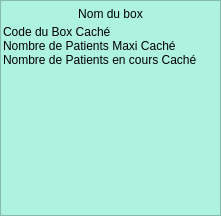
Old version of the form Programmes/synoptux/src/box.ui in the repository leo-naeka/medintux.
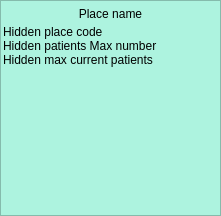
New version of the form.

```diff
--- a/Programmes/synoptux/src/box.ui
+++ b/Programmes/synoptux/src/box.ui
@@ -120,7 +120,7 @@
              <item>
               <widget class="QPushButton" name="pushButton_NomBox">
                <property name="text">
-                <string>Nom du box</string>
+                <string>Place name</string>
                </property>
                <property name="flat">
                 <bool>true</bool>
@@ -132,21 +132,21 @@
            <item>
             <widget class="QLabel" name="label_BoxEnCours">
              <property name="text">
-              <string>Code du Box Caché</string>
+              <string>Hidden place code</string>
              </property>
             </widget>
            </item>
            <item>
             <widget class="QLabel" name="label_Nb_Patients_Maxi">
              <property name="text">
-              <string>Nombre de Patients Maxi Caché</string>
+              <string>Hidden patients Max number</string>
              </property>
             </widget>
            </item>
            <item>
             <widget class="QLabel" name="label_Nb_Patients_dans_Box">
              <property name="text">
-              <string>Nombre de Patients en cours Caché</string>
+              <string>Hidden max current patients</string>
              </property>
             </widget>
            </item>
```
